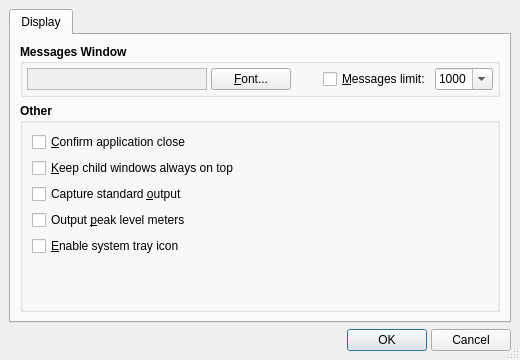
Qt form src/qsynthOptionsForm.ui (rncbc/qsynth) before a commit.
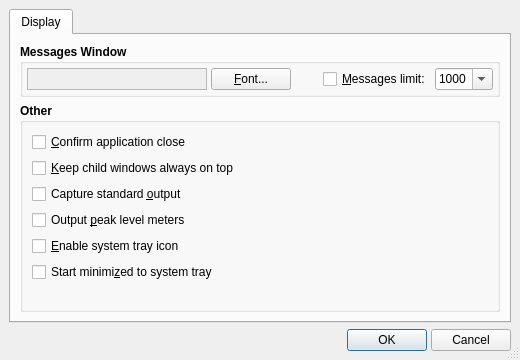
The same form after that commit. Icons and pictures are not drawn.

Commit message: - A new option to start the program minimized when the system tray   icon is enabled, is now available from Setup/Misc/Start minimized   to system tray.

Patch:
```diff
--- a/src/qsynthOptionsForm.ui
+++ b/src/qsynthOptionsForm.ui
@@ -360,6 +360,25 @@
             </property>
            </widget>
           </item>
+          <item>
+           <widget class="QCheckBox" name="StartMinimizedCheckBox" >
+            <property name="font" >
+             <font>
+              <weight>50</weight>
+              <bold>false</bold>
+             </font>
+            </property>
+            <property name="toolTip" >
+             <string>Whether to start minimized to system tray</string>
+            </property>
+            <property name="text" >
+             <string>Start minimi&amp;zed to system tray</string>
+            </property>
+            <property name="shortcut" >
+             <string>Alt+Z</string>
+            </property>
+           </widget>
+          </item>
           <item>
            <spacer>
             <property name="orientation" >
```
Left out of the diff: 1 changed line with no effect on the pictures. The commit also changes 8 other files.
